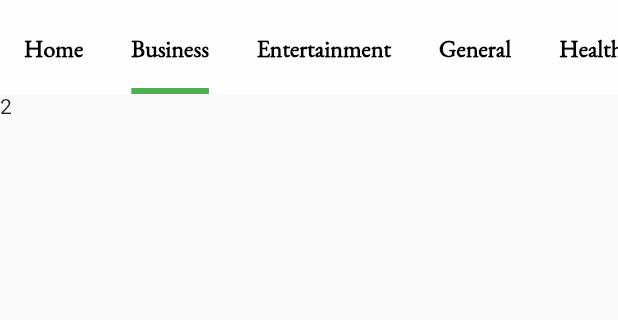
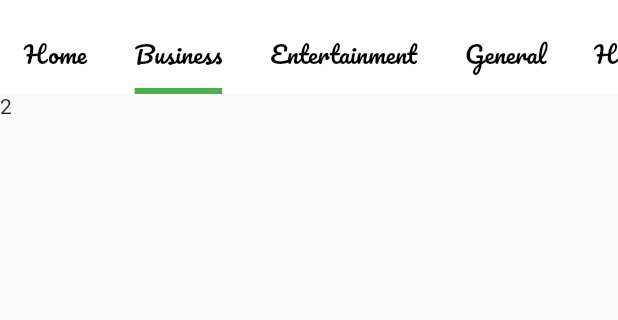
Before and after one commit to HaileMariamR/newsapp_getx_flutter_api, a Flutter app: the screen it shows after launch, tab 2 chosen, on a phone screen of 412 x 824 dp, the part 65-385 px from its top. Run offline on Flutter 3.47's test engine with Material 2 defaults, Android fonts, the phone set to English and light mode, and no system bars; our stand-ins replace get.

```diff
--- /dev/null
+++ b/lib/appState/AppState.dart
@@ -0,0 +1,22 @@
+import 'dart:convert';
+
+import 'package:get/get.dart';
+import 'package:http/http.dart' as http;
+
+final apiKey = "28b97d72f5144c86ba7d64a9e9892654";
+
+class AppState extends GetxController {
+  List allNews = [].obs;
+  bool isfaching = false;
+
+  Future<void> getAllnews() async {
+    try {
+      http.Response response = await http.get(Uri.parse(
+          "https://newsapi.org/v2/top-headlines?country=us&apiKey=28b97d72f5144c86ba7d64a9e9892654"));
+      if (response.statusCode == 200) {
+        var finalresult = jsonDecode(response.body);
+        allNews = finalresult['articles'];
+      }
+    } catch (e) {}
+  }
+}
--- a/lib/screens/Homepage.dart
+++ b/lib/screens/Homepage.dart
@@ -1,6 +1,15 @@
 import 'package:flutter/material.dart';
 import 'package:get/get.dart';
 import 'package:newsapp/utilities/constants.dart';
+import 'Categories/Business.dart';
+import 'Categories/Entertainment.dart';
+import 'Categories/General.dart';
+import 'Categories/Science.dart';
+import 'Categories/Technology.dart';
+import 'Categories/Home.dart';
+import 'Categories/Sport.dart';
+import 'Categories/Health.dart';
+import 'package:newsapp/appState/AppState.dart';
 
 class Homepage extends StatelessWidget {
   Homepage({Key? key}) : super(key: key);
@@ -41,6 +50,8 @@ class Homepage extends StatelessWidget {
 
   @override
   Widget build(BuildContext context) {
+    AppState appState = Get.find();
+
     return SafeArea(
       child: DefaultTabController(
         length: listoftabstitle.length,
@@ -60,7 +71,11 @@ class Homepage extends StatelessWidget {
               height: 30,
               child: TextField(
                 decoration: InputDecoration(
-                  suffixIcon: Icon(Icons.search),
+                  suffixIcon: GestureDetector(
+                      onTap: () {
+                        appState.getAllnews();
+                      },
+                      child: Icon(Icons.search)),
                   focusedBorder: OutlineInputBorder(
                       borderRadius: BorderRadius.all(Radius.circular(30)),
                       borderSide: BorderSide(color: Colors.black, width: 1)),
@@ -111,7 +126,7 @@ class Body extends StatelessWidget {
   @override
   Widget build(BuildContext context) {
     return TabBarView(children: [
-      Text("1"),
+      Home(),
       Text("2"),
       Text("3"),
       Text("4"),
--- a/lib/utilities/constants.dart
+++ b/lib/utilities/constants.dart
@@ -3,6 +3,5 @@ import 'package:flutter/material.dart';
 const ktabtitlestyle = TextStyle(
   fontSize: 16.0,
   color: Colors.black,
-  fontWeight: FontWeight.bold,
-  fontFamily: 'Benne',
+  fontFamily: 'Pacifico',
 );
--- a/pubspec.yaml
+++ b/pubspec.yaml
@@ -29,6 +29,7 @@ dependencies:
   # Use with the CupertinoIcons class for iOS style icons.
   cupertino_icons: ^1.0.2
   get: ^4.3.0
+  http: ^0.13.3
 
 dev_dependencies:
   flutter_test:
```
Also changed, not shown: lib/screens/Categories/Home.dart (added, +32 -0 lines), lib/screens/Categories/Business.dart (added), lib/screens/Categories/Entertainment.dart (added), lib/screens/Categories/General.dart (added), lib/screens/Categories/Health.dart (added), lib/screens/Categories/Science.dart (added), lib/screens/Categories/Sport.dart (added), lib/screens/Categories/Technology.dart (added), lib/screens/Detail.dart (added), pubspec.lock.
